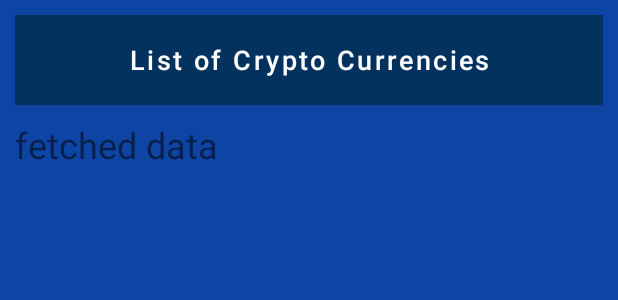
After one commit to SMahdiFaghih/MobileGroup, an Android app: the layout first_page_fragment.xml on its own in the app's theme, with its tools: preview values and no code run, on a phone screen of 412 x 824 dp. The commit adds this screen. Shown: the top 300 px of the screen. Run offline under Robolectric (Android 15) with nearby library versions, the phone set to English and light mode, and no system bars.

Commit message:
added first page fragment (not completed)

```diff
--- /dev/null
+++ b/HW1/app/src/main/res/layout/first_page_fragment.xml
@@ -0,0 +1,54 @@
+<?xml version="1.0" encoding="utf-8"?>
+<androidx.constraintlayout.widget.ConstraintLayout xmlns:android="http://schemas.android.com/apk/res/android"
+        xmlns:app="http://schemas.android.com/apk/res-auto"
+        xmlns:tools="http://schemas.android.com/tools"
+        android:layout_width="match_parent"
+        android:layout_height="match_parent"
+        android:padding="10dp"
+        tools:context=".CurrencyDetailsActivity"
+        android:background="#0e45a5">
+
+    <Button
+            android:id="@+id/title"
+            android:text="@string/list_of_crypto_currencies"
+            android:background="#04325e"
+            android:layout_width="match_parent"
+            android:layout_height="60dp"
+            android:textAllCaps="false"
+            android:textSize="18sp"
+            app:backgroundTintMode="multiply"
+            app:backgroundTint="#FFFFFF"
+            app:layout_constraintEnd_toEndOf="parent"
+            app:layout_constraintStart_toStartOf="parent"
+            app:layout_constraintTop_toTopOf="parent"
+            app:layout_constraintBottom_toBottomOf="@+id/scrollView"
+            app:layout_constraintHorizontal_bias="0.526"
+            app:layout_constraintVertical_bias="0.0" />
+
+    <ScrollView
+            android:id="@+id/scrollView"
+            android:layout_width="0dp"
+            android:layout_height="0dp"
+            android:layout_marginTop="10dp"
+            app:layout_constraintBottom_toBottomOf="parent"
+            app:layout_constraintEnd_toEndOf="parent"
+            app:layout_constraintStart_toStartOf="parent"
+            app:layout_constraintTop_toBottomOf="@+id/title"
+            app:layout_constraintHorizontal_bias="0.526"
+            app:layout_constraintVertical_bias="0.0">
+
+        <TextView
+                android:id="@+id/textData"
+                android:layout_width="match_parent"
+                android:layout_height="wrap_content"
+                android:text="@string/fetched_data"
+                android:textSize="24sp"
+                app:layout_constraintBottom_toBottomOf="parent"
+                app:layout_constraintEnd_toEndOf="parent"
+                app:layout_constraintHorizontal_bias="0.526"
+                app:layout_constraintStart_toStartOf="parent"
+                app:layout_constraintTop_toBottomOf="@+id/chartView"
+                app:layout_constraintVertical_bias="0.0" />
+    </ScrollView>
+
+</androidx.constraintlayout.widget.ConstraintLayout>
--- a/HW1/app/src/main/res/values/strings.xml
+++ b/HW1/app/src/main/res/values/strings.xml
@@ -9,4 +9,5 @@
     <string name="chart_view">chart view</string>
     <string name="fetched_data">fetched data</string>
     <string name="crypto_currency_name">Crypto Currency Name</string>
+    <string name="list_of_crypto_currencies">List of Crypto Currencies</string>
 </resources>
```
